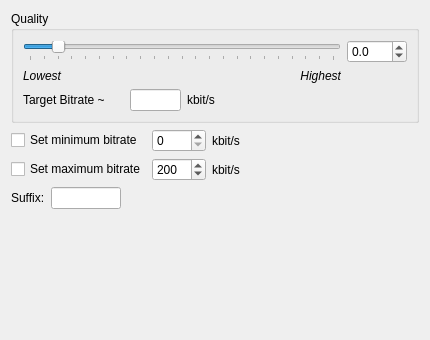
janbar/CDDA-Ripper, file widgets/oggencwidgetUI.ui: the form before one commit.
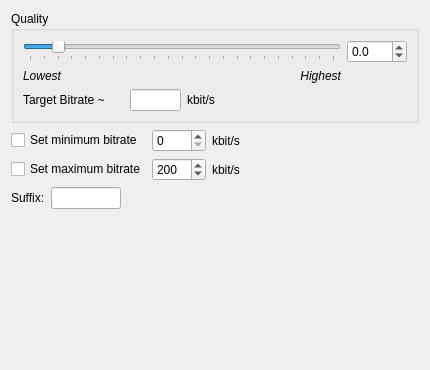
The form after the commit.

```diff
--- a/widgets/oggencwidgetUI.ui
+++ b/widgets/oggencwidgetUI.ui
@@ -7,13 +7,13 @@
     <x>0</x>
     <y>0</y>
     <width>430</width>
-    <height>340</height>
+    <height>370</height>
    </rect>
   </property>
   <property name="minimumSize">
    <size>
     <width>430</width>
-    <height>300</height>
+    <height>370</height>
    </size>
   </property>
   <layout class="QGridLayout" name="gridLayout_2">
```
Left out of the diff: 21 changed lines with no effect on the pictures.
